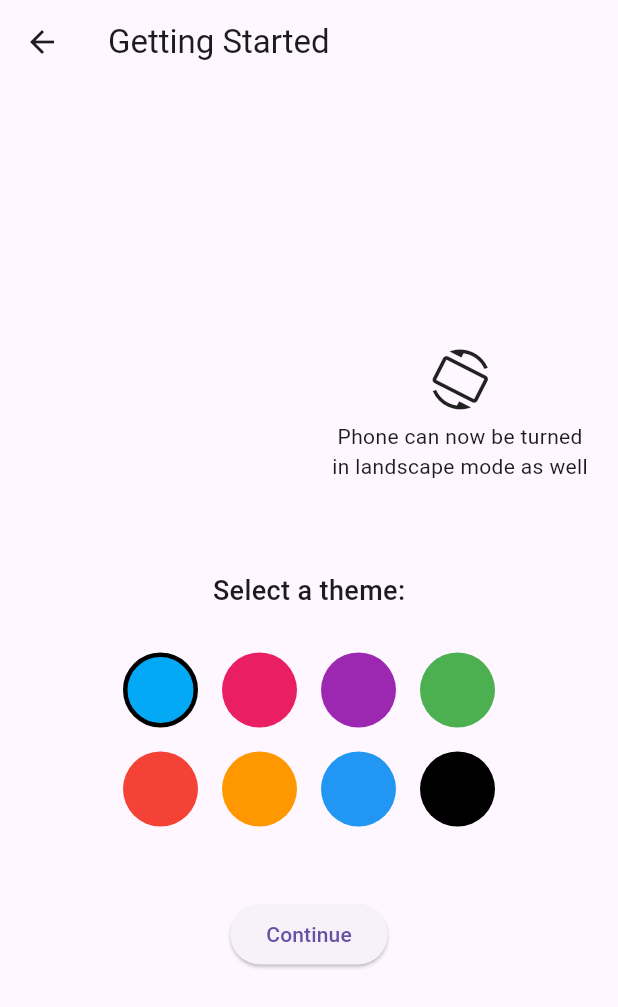
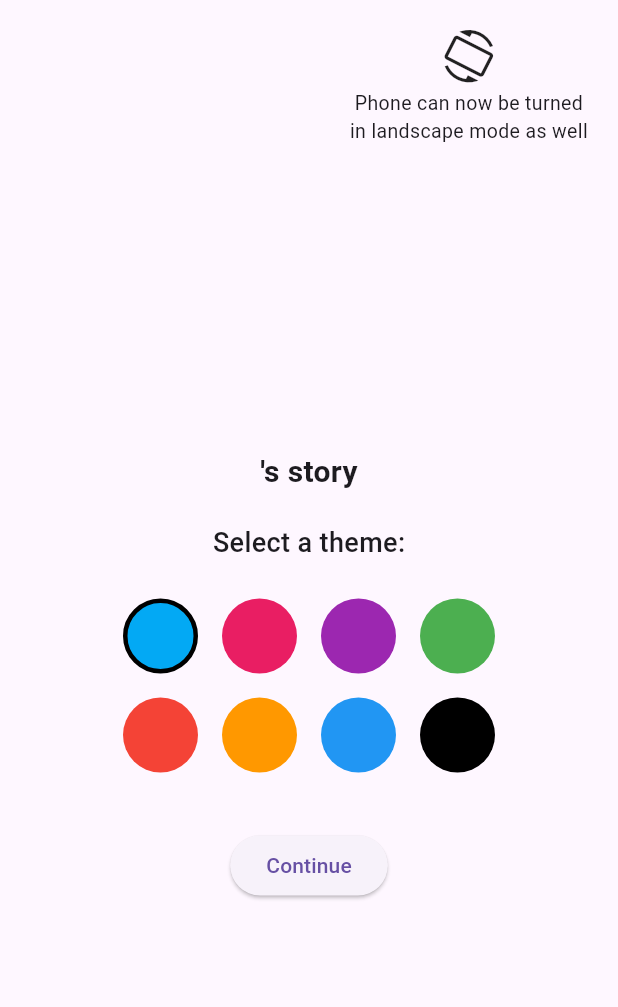
Before and after one commit to unearthcreator/barnbok2, a Flutter app: the FirstTimelineScreen screen opened directly with empty values, on a phone screen of 412 x 824 dp. Shown: the top 1007 px of the screen. Run offline on Flutter 3.47's test engine with Material 3 defaults, Android fonts, the phone set to English and light mode, and no system bars; our stand-ins replace hive, hive_flutter, image_cropper, image_picker, logger, shared_preferences; accounts and stored records are empty.

Commit message:
Changed a bit in first  time timeline, still have overflowing errors

```diff
--- a/lib/features/timeline_screens/first_time_timeline_screen.dart
+++ b/lib/features/timeline_screens/first_time_timeline_screen.dart
@@ -50,37 +50,49 @@ class _FirstTimelineScreenState extends State<FirstTimelineScreen> with SingleTi
 
   @override
   Widget build(BuildContext context) {
+    final isLandscape = MediaQuery.of(context).orientation == Orientation.landscape;
+
     return Scaffold(
-      appBar: AppBar(title: const Text('Getting Started')),
-      body: Column(
-        mainAxisAlignment: MainAxisAlignment.center,
+      body: SafeArea(
+        child: Padding(
+          padding: const EdgeInsets.all(20.0),
+          child: Column(
+            crossAxisAlignment: CrossAxisAlignment.stretch,
             children: [
               Align(
                 alignment: Alignment.topRight,
-            child: Padding(
-              padding: const EdgeInsets.only(right: 20.0, bottom: 20.0),
                 child: Column(
                   children: [
                     RotationTransition(
                       turns: _controller,
-                    child: const Icon(Icons.screen_rotation, size: 40),
+                      child: const Icon(Icons.screen_rotation, size: 35),
                     ),
-                  const SizedBox(height: 8),
+                    const SizedBox(height: 4),
                     const Text(
                       'Phone can now be turned\nin landscape mode as well',
                       textAlign: TextAlign.center,
-                    style: TextStyle(fontSize: 14),
+                      style: TextStyle(fontSize: 13),
                     ),
                   ],
                 ),
               ),
+              Expanded(
+                child: Column(
+                  mainAxisAlignment: isLandscape
+                      ? MainAxisAlignment.center
+                      : MainAxisAlignment.center,
+                  children: [
+                    Text(
+                      "${widget.cardInfo.surname}'s story",
+                      textAlign: TextAlign.center,
+                      style: const TextStyle(fontSize: 20, fontWeight: FontWeight.bold),
                     ),
-          const SizedBox(height: 40),
+                    const SizedBox(height: 20),
                     const Text(
                       'Select a theme:',
                       style: TextStyle(fontSize: 18, fontWeight: FontWeight.w500),
                     ),
-          const SizedBox(height: 20),
+                    const SizedBox(height: 16),
                     for (var rowColors in _themeColors)
                       Row(
                         mainAxisAlignment: MainAxisAlignment.center,
@@ -108,13 +120,18 @@ class _FirstTimelineScreenState extends State<FirstTimelineScreen> with SingleTi
                           );
                         }).toList(),
                       ),
-          const SizedBox(height: 40),
+                    const SizedBox(height: 30),
                     ElevatedButton(
                       onPressed: () => _completeTutorialAndContinue(context),
                       child: const Text('Continue'),
                     ),
                   ],
                 ),
+              ),
+            ],
+          ),
+        ),
+      ),
     );
   }
 }
```
Lines whose indentation alone changed are shown as unchanged.
